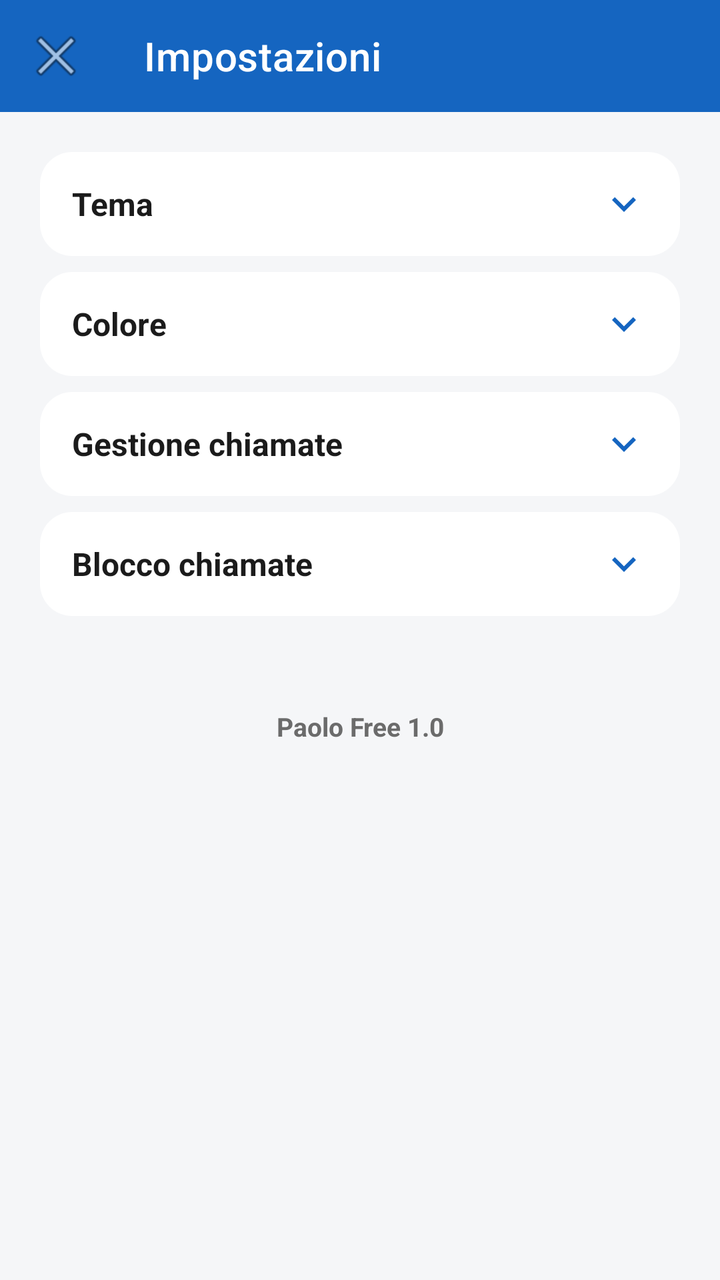
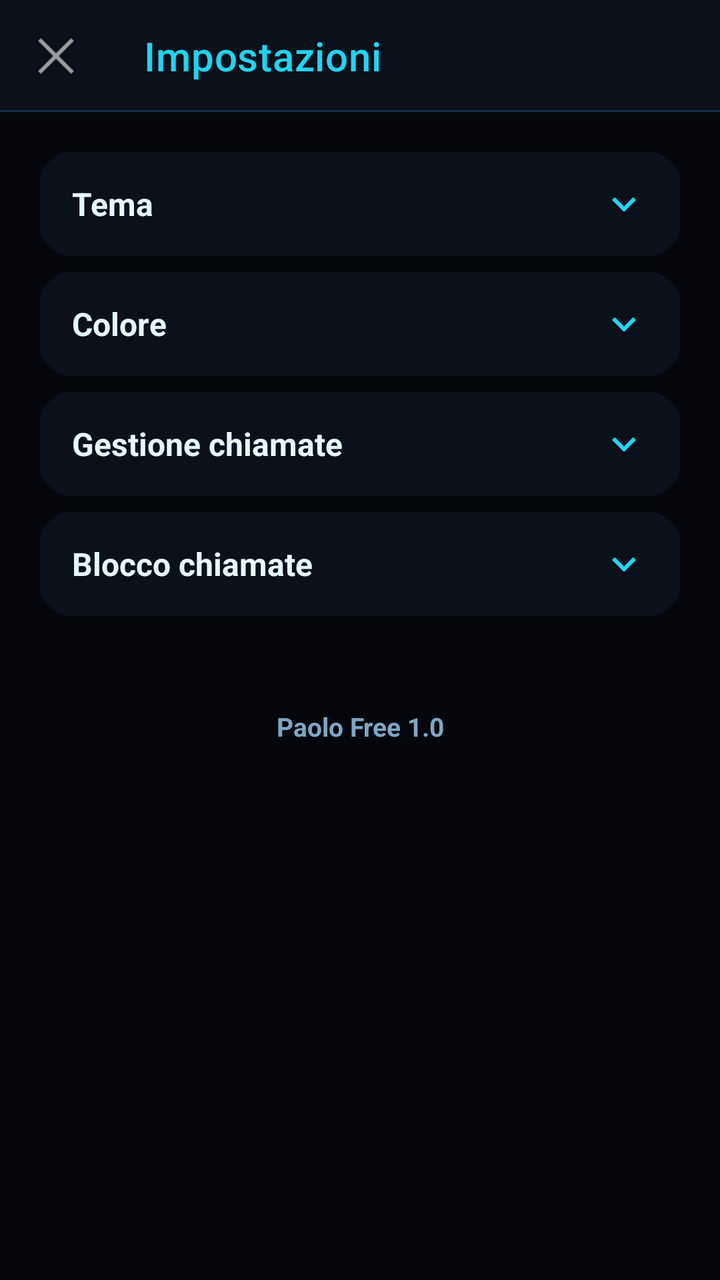

An Android layout rendered at two revisions. The XML below is the earlier revision; the diff shows what the commit changed to produce the second picture.
<!-- AndroidManifest.xml: activity theme Theme.GestioneChiamate -->
<!-- res/layout/activity_impostazioni.xml -->
<?xml version="1.0" encoding="utf-8"?>
<LinearLayout xmlns:android="http://schemas.android.com/apk/res/android"
    xmlns:app="http://schemas.android.com/apk/res-auto"
    android:layout_width="match_parent"
    android:layout_height="match_parent"
    android:orientation="vertical"
    android:background="@color/background">

    <androidx.appcompat.widget.Toolbar
        android:id="@+id/toolbar"
        android:layout_width="match_parent"
        android:layout_height="?attr/actionBarSize"
        android:background="@color/primary"
        app:title="Impostazioni"
        app:navigationIcon="@android:drawable/ic_menu_close_clear_cancel"
        app:titleTextColor="@color/white" />

    <ScrollView
        android:layout_width="match_parent"
        android:layout_height="match_parent">

        <LinearLayout
            android:layout_width="match_parent"
            android:layout_height="wrap_content"
            android:orientation="vertical"
            android:padding="20dp">

            <TextView
                android:id="@+id/headerTema"
                android:layout_width="match_parent"
                android:layout_height="52dp"
                android:background="@drawable/bg_favorite_slot"
                android:clickable="true"
                android:drawableEnd="@drawable/ic_expand_more"
                android:drawableTint="@color/primary"
                android:focusable="true"
                android:gravity="center_vertical"
                android:paddingStart="16dp"
                android:paddingEnd="16dp"
                android:text="Tema"
                android:textColor="@color/text_primary"
                android:textStyle="bold"
                android:textSize="16sp" />

            <RadioGroup
                android:id="@+id/gruppoTema"
                android:layout_width="match_parent"
                android:layout_height="wrap_content"
                android:layout_marginTop="8dp"
                android:background="@drawable/bg_favorite_slot"
                android:visibility="gone"
                android:padding="8dp">

                <RadioButton
                    android:id="@+id/radioChiaro"
                    android:layout_width="match_parent"
                    android:layout_height="wrap_content"
                    android:padding="10dp"
                    android:text="Chiaro"
                    android:textColor="@color/text_primary" />

                <RadioButton
                    android:id="@+id/radioScuro"
                    android:layout_width="match_parent"
                    android:layout_height="wrap_content"
                    android:padding="10dp"
                    android:text="Scuro"
                    android:textColor="@color/text_primary" />

                <RadioButton
                    android:id="@+id/radioSistema"
                    android:layout_width="match_parent"
                    android:layout_height="wrap_content"
                    android:padding="10dp"
                    android:text="Segui il sistema"
                    android:textColor="@color/text_primary" />

            </RadioGroup>

            <TextView
                android:id="@+id/headerColore"
                android:layout_width="match_parent"
                android:layout_height="52dp"
                android:layout_marginTop="8dp"
                android:background="@drawable/bg_favorite_slot"
                android:clickable="true"
                android:drawableEnd="@drawable/ic_expand_more"
                android:drawableTint="@color/primary"
                android:focusable="true"
                android:gravity="center_vertical"
                android:paddingStart="16dp"
                android:paddingEnd="16dp"
                android:text="Colore"
                android:textColor="@color/text_primary"
                android:textStyle="bold"
                android:textSize="16sp" />

            <com.google.android.material.button.MaterialButton
                android:id="@+id/btnColoreTesto"
                android:layout_width="match_parent"
                android:layout_height="wrap_content"
                android:layout_marginTop="8dp"
                android:visibility="gone"
                android:text="Scegli colore del testo"
                app:icon="@android:drawable/ic_menu_edit" />

            <TextView
                android:id="@+id/headerGestione"
                android:layout_width="match_parent"
                android:layout_height="52dp"
                android:layout_marginTop="8dp"
                android:background="@drawable/bg_favorite_slot"
                android:clickable="true"
                android:drawableEnd="@drawable/ic_expand_more"
                android:drawableTint="@color/primary"
                android:focusable="true"
                android:gravity="center_vertical"
                android:paddingStart="16dp"
                android:paddingEnd="16dp"
                android:text="Gestione chiamate"
                android:textColor="@color/text_primary"
                android:textStyle="bold"
                android:textSize="16sp" />

            <LinearLayout
                android:id="@+id/contenutoGestione"
                android:layout_width="match_parent"
                android:layout_height="wrap_content"
                android:layout_marginTop="8dp"
                android:orientation="vertical"
                android:background="@drawable/bg_favorite_slot"
                android:visibility="gone"
                android:padding="12dp">

                <LinearLayout
                    android:layout_width="match_parent"
                    android:layout_height="wrap_content"
                    android:gravity="center_vertical"
                    android:orientation="horizontal">

                    <LinearLayout
                        android:layout_width="0dp"
                        android:layout_height="wrap_content"
                        android:layout_weight="1"
                        android:orientation="vertical">

                        <TextView
                            android:layout_width="match_parent"
                            android:layout_height="wrap_content"
                            android:text="Richiamo automatico se occupato"
                            android:textColor="@color/text_primary"
                            android:textSize="15sp" />

                        <TextView
                            android:layout_width="match_parent"
                            android:layout_height="wrap_content"
                            android:layout_marginTop="2dp"
                            android:text="Ogni 10 secondi • massimo 5 tentativi"
                            android:textColor="@color/text_secondary"
                            android:textSize="12sp" />

                    </LinearLayout>

                    <Switch
                        android:id="@+id/switchRichiamoAutomatico"
                        android:layout_width="wrap_content"
                        android:layout_height="wrap_content" />

                </LinearLayout>

                <View
                    android:layout_width="match_parent"
                    android:layout_height="1dp"
                    android:layout_marginTop="12dp"
                    android:layout_marginBottom="12dp"
                    android:background="#E0E0E0" />

                <TextView
                    android:layout_width="match_parent"
                    android:layout_height="wrap_content"
                    android:text="Messaggio quando rifiuti una chiamata"
                    android:textColor="@color/text_primary"
                    android:textSize="15sp" />

                <EditText
                    android:id="@+id/editMessaggioRifiuto"
                    android:layout_width="match_parent"
                    android:layout_height="wrap_content"
                    android:layout_marginTop="8dp"
                    android:background="@drawable/bg_campo_editor"
                    android:hint="Sono occupato, ti richiamo dopo"
                    android:inputType="textCapSentences|textMultiLine"
                    android:maxLength="160"
                    android:maxLines="3"
                    android:minHeight="52dp"
                    android:padding="12dp"
                    android:textColor="@color/text_primary"
                    android:textColorHint="@color/text_secondary" />

            </LinearLayout>

            <TextView
                android:id="@+id/headerBlocco"
                android:layout_width="match_parent"
                android:layout_height="52dp"
                android:layout_marginTop="8dp"
                android:background="@drawable/bg_favorite_slot"
                android:clickable="true"
                android:drawableEnd="@drawable/ic_expand_more"
                android:drawableTint="@color/primary"
                android:focusable="true"
                android:gravity="center_vertical"
                android:paddingStart="16dp"
                android:paddingEnd="16dp"
                android:text="Blocco chiamate"
                android:textColor="@color/text_primary"
                android:textStyle="bold"
                android:textSize="16sp" />

            <LinearLayout
                android:id="@+id/contenutoBlocco"
                android:layout_width="match_parent"
                android:layout_height="wrap_content"
                android:orientation="vertical"
                android:visibility="gone">

                <TextView
                    android:layout_width="match_parent"
                    android:layout_height="wrap_content"
                    android:layout_marginTop="8dp"
                    android:layout_marginBottom="8dp"
                    android:text="Le chiamate in arrivo che rientrano nei filtri attivi verranno rifiutate automaticamente."
                    android:textColor="@color/text_secondary"
                    android:textSize="13sp" />

            <LinearLayout
                android:layout_width="match_parent"
                android:layout_height="wrap_content"
                android:orientation="vertical"
                android:background="@drawable/bg_favorite_slot"
                android:padding="4dp">

                <LinearLayout
                    android:layout_width="match_parent"
                    android:layout_height="wrap_content"
                    android:orientation="horizontal"
                    android:gravity="center_vertical"
                    android:padding="12dp">

                    <TextView
                        android:layout_width="0dp"
                        android:layout_height="wrap_content"
                        android:layout_weight="1"
                        android:text="Numeri nascosti"
                        android:textColor="@color/text_primary"
                        android:textSize="15sp" />

                    <Switch
                        android:id="@+id/switchNascosti"
                        android:layout_width="wrap_content"
                        android:layout_height="wrap_content" />

                </LinearLayout>

                <View
                    android:layout_width="match_parent"
                    android:layout_height="1dp"
                    android:background="#E0E0E0" />

                <LinearLayout
                    android:layout_width="match_parent"
                    android:layout_height="wrap_content"
                    android:orientation="horizontal"
                    android:gravity="center_vertical"
                    android:padding="12dp">

                    <TextView
                        android:layout_width="0dp"
                        android:layout_height="wrap_content"
                        android:layout_weight="1"
                        android:text="Numeri stranieri"
                        android:textColor="@color/text_primary"
                        android:textSize="15sp" />

                    <Switch
                        android:id="@+id/switchStranieri"
                        android:layout_width="wrap_content"
                        android:layout_height="wrap_content" />

                </LinearLayout>

                <View
                    android:layout_width="match_parent"
                    android:layout_height="1dp"
                    android:background="#E0E0E0" />

                <LinearLayout
                    android:layout_width="match_parent"
                    android:layout_height="wrap_content"
                    android:orientation="horizontal"
                    android:gravity="center_vertical"
                    android:padding="12dp">

                    <TextView
                        android:layout_width="0dp"
                        android:layout_height="wrap_content"
                        android:layout_weight="1"
                        android:text="Numeri non in rubrica"
                        android:textColor="@color/text_primary"
                        android:textSize="15sp" />

                    <Switch
                        android:id="@+id/switchNonInRubrica"
                        android:layout_width="wrap_content"
                        android:layout_height="wrap_content" />

                </LinearLayout>

                <View
                    android:layout_width="match_parent"
                    android:layout_height="1dp"
                    android:background="#E0E0E0" />

                <LinearLayout
                    android:layout_width="match_parent"
                    android:layout_height="wrap_content"
                    android:orientation="horizontal"
                    android:gravity="center_vertical"
                    android:padding="12dp">

                    <LinearLayout
                        android:layout_width="0dp"
                        android:layout_height="wrap_content"
                        android:layout_weight="1"
                        android:orientation="vertical">

                        <TextView
                            android:layout_width="match_parent"
                            android:layout_height="wrap_content"
                            android:text="Prefissi personalizzati"
                            android:textColor="@color/text_primary"
                            android:textSize="15sp" />

                        <TextView
                            android:layout_width="match_parent"
                            android:layout_height="wrap_content"
                            android:layout_marginTop="2dp"
                            android:text="Blocca i numeri che iniziano con i prefissi scelti"
                            android:textColor="@color/text_secondary"
                            android:textSize="12sp" />

                    </LinearLayout>

                    <Switch
                        android:id="@+id/switchPrefissi"
                        android:layout_width="wrap_content"
                        android:layout_height="wrap_content" />

                </LinearLayout>

            </LinearLayout>

            <com.google.android.material.button.MaterialButton
                android:id="@+id/btnGestisciPrefissi"
                android:layout_width="match_parent"
                android:layout_height="wrap_content"
                android:layout_marginTop="10dp"
                android:text="Gestisci prefissi (0)"
                app:icon="@android:drawable/ic_input_add" />

            <TextView
                android:id="@+id/txtStatoFiltro"
                android:layout_width="match_parent"
                android:layout_height="wrap_content"
                android:layout_marginTop="16dp"
                android:textColor="@color/text_secondary"
                android:textSize="13sp" />

            <com.google.android.material.button.MaterialButton
                android:id="@+id/btnAttivaFiltro"
                android:layout_width="match_parent"
                android:layout_height="wrap_content"
                android:layout_marginTop="8dp"
                android:text="Attiva il filtro chiamate" />

            </LinearLayout>

            <TextView
                android:id="@+id/txtVersione"
                android:layout_width="match_parent"
                android:layout_height="wrap_content"
                android:layout_marginTop="24dp"
                android:gravity="center"
                android:textColor="@color/text_secondary"
                android:textSize="12sp" />

            <TextView
                android:id="@+id/txtFirma"
                android:layout_width="match_parent"
                android:layout_height="wrap_content"
                android:layout_marginTop="6dp"
                android:layout_marginBottom="12dp"
                android:gravity="center"
                android:text="Paolo Free 1.0"
                android:textColor="@color/text_secondary"
                android:textSize="13sp"
                android:textStyle="bold" />

        </LinearLayout>

    </ScrollView>

</LinearLayout>
<!-- resources referenced by this layout -->
<resources>
  <color name="background">#F5F6F8</color>
  <color name="primary">#1565C0</color>
  <color name="text_primary">#1B1B1B</color>
  <color name="text_secondary">#6B6B6B</color>
  <color name="white">#FFFFFF</color>
  <!-- drawable bg_campo_editor (drawable) -->
  <?xml version="1.0" encoding="utf-8"?>
  <shape xmlns:android="http://schemas.android.com/apk/res/android"
      android:shape="rectangle">
      <solid android:color="@color/card" />
      <stroke android:width="1dp" android:color="@color/border" />
      <corners android:radius="14dp" />
      <padding
          android:left="14dp"
          android:top="4dp"
          android:right="14dp"
          android:bottom="4dp" />
  </shape>
  <!-- drawable bg_favorite_slot (drawable) -->
  <shape xmlns:android="http://schemas.android.com/apk/res/android"
      android:shape="rectangle">
      <corners android:radius="16dp" />
      <solid android:color="@color/card" />
  </shape>
  <!-- drawable ic_expand_more (drawable) -->
  <vector xmlns:android="http://schemas.android.com/apk/res/android"
      android:width="24dp"
      android:height="24dp"
      android:viewportWidth="24"
      android:viewportHeight="24">
      <path
          android:fillColor="#FFFFFF"
          android:pathData="M7.41,8.59 12,13.17l4.59,-4.58L18,10l-6,6 -6,-6z" />
  </vector>
  <style name="Theme.GestioneChiamate" parent="Theme.MaterialComponents.DayNight.NoActionBar">
          <item name="colorPrimary">@color/primary</item>
          <item name="colorPrimaryDark">@color/primary_dark</item>
          <item name="colorAccent">@color/accent</item>
          <item name="android:windowBackground">@color/background</item>
      </style>
  <color name="card">#FFFFFF</color>
  <color name="border">#D8DCE3</color>
  <color name="primary_dark">#0D47A1</color>
  <color name="accent">#43A047</color>
</resources>

<!-- the commit's change to res/layout/activity_impostazioni.xml (unified diff, before → after) -->
@@ -10,10 +10,10 @@
         android:id="@+id/toolbar"
         android:layout_width="match_parent"
         android:layout_height="?attr/actionBarSize"
-        android:background="@color/primary"
+        android:background="@drawable/bg_toolbar_futuro"
         app:title="Impostazioni"
         app:navigationIcon="@android:drawable/ic_menu_close_clear_cancel"
-        app:titleTextColor="@color/white" />
+        app:titleTextColor="@color/primary" />
 
     <ScrollView
         android:layout_width="match_parent"
<!-- resource entries referenced after the edit -->
@@ -1,10 +1,9 @@
 <!-- resources referenced by this layout -->
 <resources>
-  <color name="background">#F5F6F8</color>
-  <color name="primary">#1565C0</color>
-  <color name="text_primary">#1B1B1B</color>
-  <color name="text_secondary">#6B6B6B</color>
-  <color name="white">#FFFFFF</color>
+  <color name="background">#05070D</color>
+  <color name="primary">#22D3EE</color>
+  <color name="text_primary">#E6F7FF</color>
+  <color name="text_secondary">#7FA6C4</color>
   <!-- drawable bg_campo_editor (drawable) -->
   <?xml version="1.0" encoding="utf-8"?>
   <shape xmlns:android="http://schemas.android.com/apk/res/android"
@@ -24,6 +23,21 @@
       <corners android:radius="16dp" />
       <solid android:color="@color/card" />
   </shape>
+  <!-- drawable bg_toolbar_futuro (drawable) -->
+  <?xml version="1.0" encoding="utf-8"?>
+  <layer-list xmlns:android="http://schemas.android.com/apk/res/android">
+      <item>
+          <shape android:shape="rectangle">
+              <solid android:color="@color/card" />
+          </shape>
+      </item>
+      <item android:gravity="bottom">
+          <shape android:shape="rectangle">
+              <size android:height="1dp" />
+              <solid android:color="@color/border" />
+          </shape>
+      </item>
+  </layer-list>
   <!-- drawable ic_expand_more (drawable) -->
   <vector xmlns:android="http://schemas.android.com/apk/res/android"
       android:width="24dp"
@@ -40,9 +54,9 @@
           <item name="colorAccent">@color/accent</item>
           <item name="android:windowBackground">@color/background</item>
       </style>
-  <color name="card">#FFFFFF</color>
-  <color name="border">#D8DCE3</color>
-  <color name="primary_dark">#0D47A1</color>
-  <color name="accent">#43A047</color>
+  <color name="card">#0A111C</color>
+  <color name="border">#12304A</color>
+  <color name="primary_dark">#05070D</color>
+  <color name="accent">#34D399</color>
 </resources>
 
